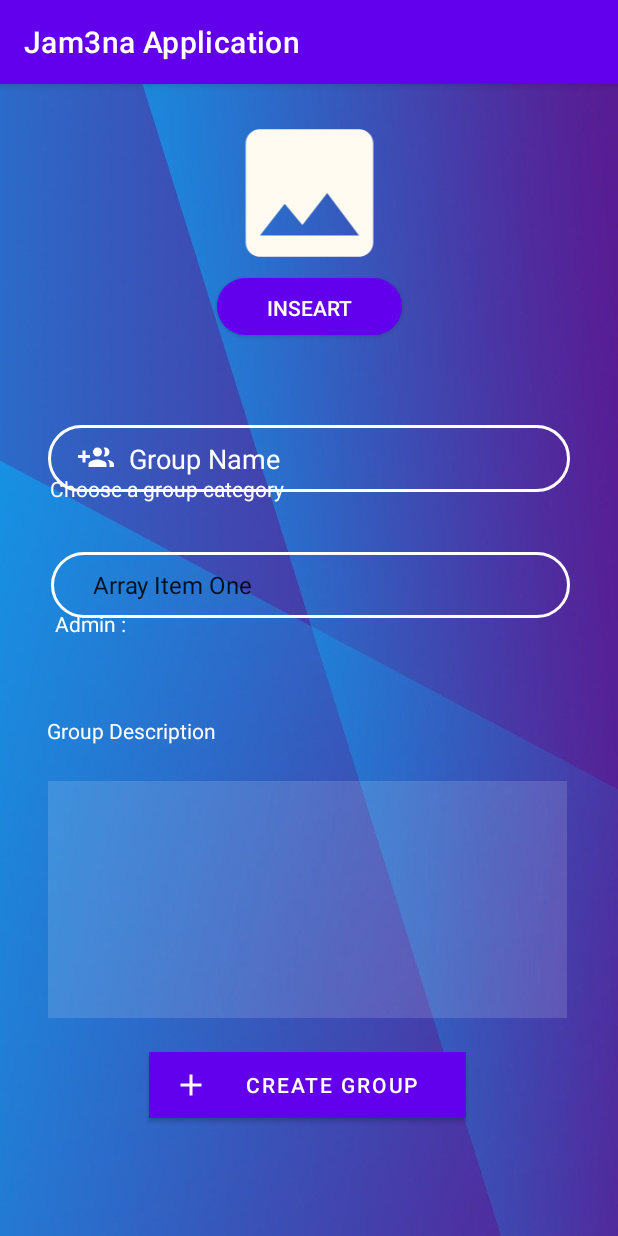
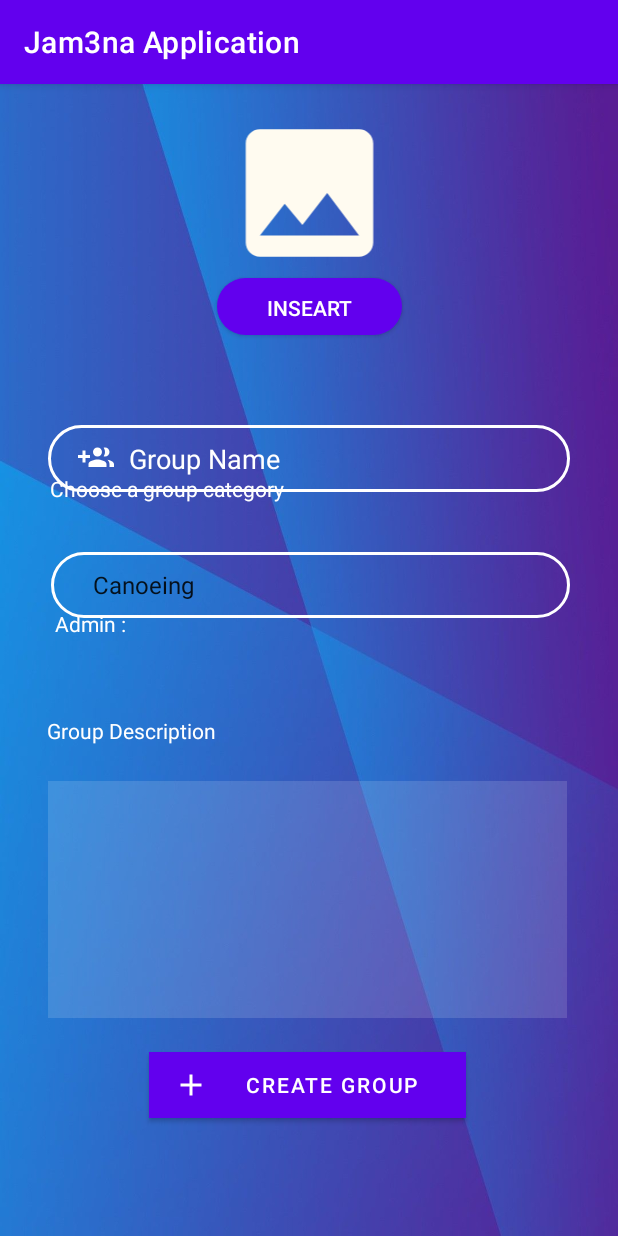
Before and after one commit to talaSilwadi/Jam3na_application_2021, an Android app: the CreateGroupController screen opened directly, with no data from a screen before it, after a tap on "CREATE GROUP", on a phone screen of 412 x 824 dp. Run offline under Robolectric (Android 15) with nearby library versions, the phone set to English and light mode, and no system bars; our stand-ins replace Firebase (no records; nobody signed in at launch, a user with empty details on screens opened directly).

Commit message:
update 23.3

```diff
--- a/app/build.gradle
+++ b/app/build.gradle
@@ -32,6 +32,7 @@ android {
 dependencies {
 
     implementation 'androidx.appcompat:appcompat:1.2.0'
+
     implementation 'com.google.android.material:material:1.3.0'
     implementation 'androidx.constraintlayout:constraintlayout:2.0.4'
     implementation 'com.google.firebase:firebase-database:19.7.0'
--- a/app/src/main/java/com/example/jam3na_testing/View/CreateGroupController.java
+++ b/app/src/main/java/com/example/jam3na_testing/View/CreateGroupController.java
@@ -1,10 +1,12 @@
 package com.example.jam3na_testing.View;
 
+import android.content.ContentResolver;
 import android.content.Intent;
 import android.net.Uri;
 import android.os.Bundle;
 import android.util.Log;
 import android.view.MenuItem;
+import android.webkit.MimeTypeMap;
 import android.widget.Button;
 import android.widget.EditText;
 import android.widget.ImageView;
@@ -26,7 +28,9 @@ import com.google.firebase.firestore.DocumentReference;
 import com.google.firebase.firestore.FirebaseFirestore;
 import com.google.firebase.storage.FirebaseStorage;
 import com.google.firebase.storage.StorageReference;
+import com.google.firebase.storage.UploadTask;
 
+import java.Model.Group.CreateGroup;
 import java.util.HashMap;
 import java.util.Map;
 
@@ -41,13 +45,15 @@ public class CreateGroupController extends AppCompatActivity {
     TextView admin_Id;
     int SELECT_PICTURE = 200;
     ImageView GroupPic;
+    StorageReference mStorgeRef;
+    Uri selectedImageUri;
 
     @Override
     protected void onCreate(Bundle savedInstanceState) {
         super.onCreate(savedInstanceState);
         setContentView(R.layout.create_group);
         fAuth = FirebaseAuth.getInstance();
-
+        mStorgeRef=FirebaseStorage.getInstance().getReference("Images");
         progressBar = findViewById(R.id.progressBar2);
         InsBtn = findViewById(R.id.ins_pic);
         createBtn = findViewById(R.id.createBtn);
@@ -61,6 +67,7 @@ public class CreateGroupController extends AppCompatActivity {
 
         createBtn.setOnClickListener(e -> {
             create_group_method();
+            upload_group_image();
         });
         InsBtn.setOnClickListener(e->{
             imageChooser();
@@ -68,6 +75,30 @@ public class CreateGroupController extends AppCompatActivity {
 
 
     }
+    private String getExtension(Uri uri) {
+        ContentResolver cr=getContentResolver();
+        MimeTypeMap mimetypemap=MimeTypeMap.getSingleton();
+        return mimetypemap.getExtensionFromMimeType(cr.getType(uri));
+
+    }
+
+    private void upload_group_image() {
+        StorageReference Ref = mStorgeRef.child(System.currentTimeMillis() + "." + getExtension(selectedImageUri));
+        Ref.putFile(selectedImageUri)
+                .addOnSuccessListener(new OnSuccessListener<UploadTask.TaskSnapshot>() {
+                    @Override
+                    public void onSuccess(UploadTask.TaskSnapshot taskSnapshot) {
+                        Toast.makeText(CreateGroupController.this, "Image Uploaded successfully.", Toast.LENGTH_SHORT).show();
+                    }
+                })
+                .addOnFailureListener(new OnFailureListener() {
+                    @Override
+                    public void onFailure(@NonNull Exception e) {
+                        Toast.makeText(CreateGroupController.this, "Image Uploaded failed.", Toast.LENGTH_SHORT).show();
+                    }
+                });
+    }
+
 
     private void create_group_method() {
         String TAG = null;
@@ -133,7 +164,7 @@ public class CreateGroupController extends AppCompatActivity {
             // SELECT_PICTURE constant
             if (requestCode == SELECT_PICTURE) {
                 // Get the url of the image from data
-                Uri selectedImageUri = data.getData();
+                 selectedImageUri = data.getData();
                 if (null != selectedImageUri) {
                     // update the preview image in the layout
                     GroupPic.setImageURI(selectedImageUri);
--- a/app/src/main/java/com/example/jam3na_testing/View/profileController.java
+++ b/app/src/main/java/com/example/jam3na_testing/View/profileController.java
@@ -84,6 +84,7 @@ public class profileController extends AppCompatActivity {
             profileFirstName.setText(SignInAccount.getDisplayName());
             profileEmail.setText(SignInAccount.getEmail());
             profileLastName.setText(SignInAccount.getFamilyName());
+
         }
 
 
--- a/app/src/main/res/mipmap-anydpi-v26/ic_launcher_round.xml
+++ b/app/src/main/res/mipmap-anydpi-v26/ic_launcher_round.xml
@@ -1,5 +1,5 @@
 <?xml version="1.0" encoding="utf-8"?>
 <adaptive-icon xmlns:android="http://schemas.android.com/apk/res/android">
-    <background android:drawable="@drawable/ic_launcher_background" />
-    <foreground android:drawable="@drawable/ic_launcher_foreground" />
+    <background android:drawable="@mipmap/ic_launcher" />
+    <foreground android:drawable="@mipmap/ic_launcher" />
 </adaptive-icon>
--- a/app/src/main/res/values/strings.xml
+++ b/app/src/main/res/values/strings.xml
@@ -7,8 +7,25 @@
     <string name="CheckUp">Check Your Email</string>
     <string name="twitterUsername">twitter</string>
     <array name="spinnerItems">
-        <item>Array Item One</item>
-        <item>Array Item Two</item>
-        <item>Array Item Three</item>
+        <item>Canoeing</item>
+        <item>Skiing</item>
+        <item>Swimming</item>
+        <item>Aerobics</item>
+        <item>Boxing</item>
+        <item>Running</item>
+        <item>Cycling</item>
+        <item>Equestrianism</item>
+        <item>Martial Arts</item>
+        <item>Long Jump</item>
+        <item>Powerlifting</item>
+        <item>Baseball</item>
+        <item>Basketball</item>
+        <item>Tennis</item>
+        <item>Bowling</item>
+        <item>Football</item>
+        <item>Handball</item>
+        <item>Table Tennis</item>
+        <item>Volleyball</item>
+        <item>Skateboarding</item>
     </array>
 </resources>
```
Also changed, not shown: app/src/main/java/com/example/jam3na_testing/View/MainActivity.java (+7 -0 lines), app/src/main/res/layout/activity_login_controller.xml (+8 -5 lines), app/src/main/res/layout/activity_register_controller.xml (+7 -5 lines), app/src/main/res/layout/profile_activity.xml (+7 -6 lines).
